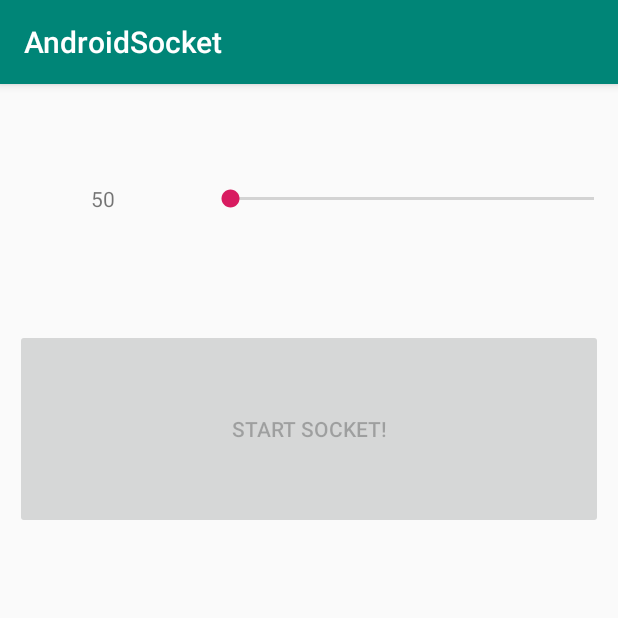
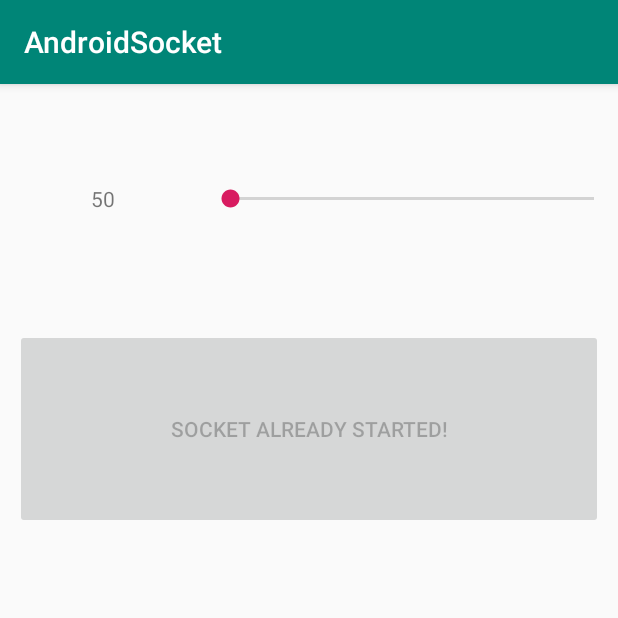
Before and after one commit to webinstruments/AndroidServer, an Android app: the screen it shows after launch (MainActivity), after a tap on "START SOCKET!", on a phone screen of 412 x 824 dp, the top half of it. Run offline under Robolectric (Android 15) with nearby library versions, the phone set to English and light mode, and no system bars.

Commit message:
Replaced text when server is already started.

```diff
--- a/app/src/main/java/org/androidsocket/MainActivity.java
+++ b/app/src/main/java/org/androidsocket/MainActivity.java
@@ -109,13 +109,13 @@ public class MainActivity extends AppCompatActivity {
         public StartButton(Button b, MainActivity parent) {
             this.button = b;
             this.parent = parent;
-
             this.button.setOnClickListener(this);
         }
 
         @Override
         public void onClick(View view) {
             parent.startServer();
+            this.button.setText(R.string.btn_started);
             this.button.setEnabled(false);
         }
 
--- a/app/src/main/res/values/strings.xml
+++ b/app/src/main/res/values/strings.xml
@@ -1,5 +1,5 @@
 <resources>
     <string name="app_name">AndroidSocket</string>
     <string name="btn_start">Start Socket!</string>
-    <string name="btn_stop">Stop Socket!</string>
+    <string name="btn_started">Socket already started!</string>
 </resources>
```
